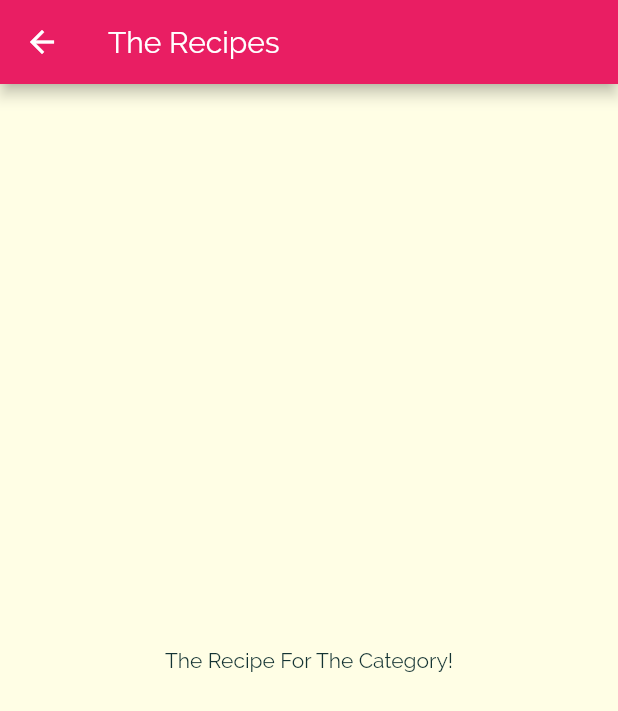
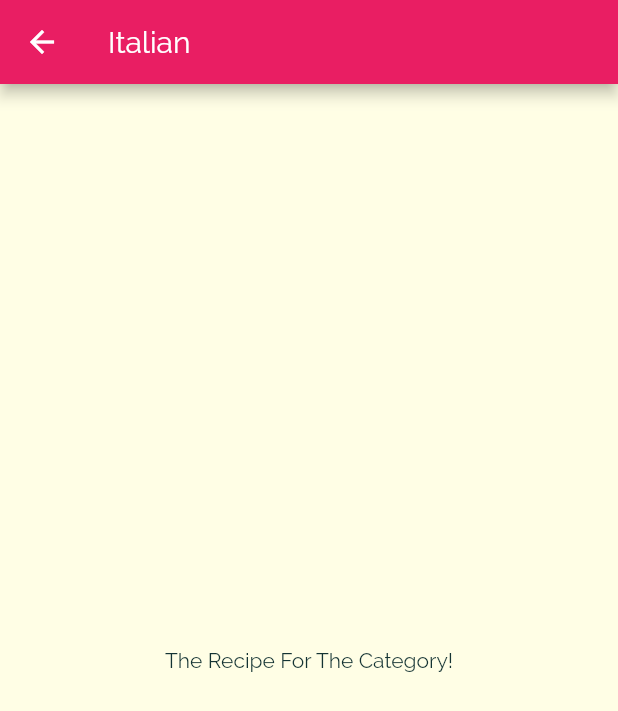
Before and after one commit to zubeirom/flutter_meals, a Flutter app: the screen it shows after launch, after a tap on "Italian", on a phone screen of 412 x 824 dp. Shown: the top 711 px of the screen. Run offline on Flutter 3.47's test engine with Material 2 defaults, Android fonts, the phone set to English and light mode, and no system bars.

Commit message:
passing data

```diff
--- a/lib/categories_screen.dart
+++ b/lib/categories_screen.dart
@@ -11,7 +11,8 @@ class CategoriesScreen extends StatelessWidget {
       body: GridView(
         padding: const EdgeInsets.all(25),
         children: DUMMY_CATEGORIES
-            .map((catData) => CategoryItem(catData.title, catData.color))
+            .map((catData) =>
+                CategoryItem(catData.id, catData.title, catData.color))
             .toList(),
         gridDelegate: SliverGridDelegateWithMaxCrossAxisExtent(
             maxCrossAxisExtent: 200,
--- a/lib/category_item.dart
+++ b/lib/category_item.dart
@@ -3,14 +3,15 @@ import 'package:flutter/material.dart';
 import 'category_meals_screen.dart';
 
 class CategoryItem extends StatelessWidget {
+  final String id;
   final String title;
   final Color color;
 
-  CategoryItem(this.title, this.color);
+  CategoryItem(this.id, this.title, this.color);
 
   void selectCategory(BuildContext ctx) {
     Navigator.of(ctx).push(MaterialPageRoute(builder: (_) {
-      return CategoryMealsScreen();
+      return CategoryMealsScreen(id, title);
     }));
   }
 
--- a/lib/category_meals_screen.dart
+++ b/lib/category_meals_screen.dart
@@ -1,10 +1,15 @@
 import 'package:flutter/material.dart';
 
 class CategoryMealsScreen extends StatelessWidget {
+  final String categoryId;
+  final String categoryTitle;
+
+  CategoryMealsScreen(this.categoryId, this.categoryTitle);
+
   @override
   Widget build(BuildContext context) {
     return Scaffold(
-        appBar: AppBar(title: Text('The Recipes')),
+        appBar: AppBar(title: Text(categoryTitle)),
         body: Center(child: Text('The Recipe For The Category!')));
   }
 }
```
